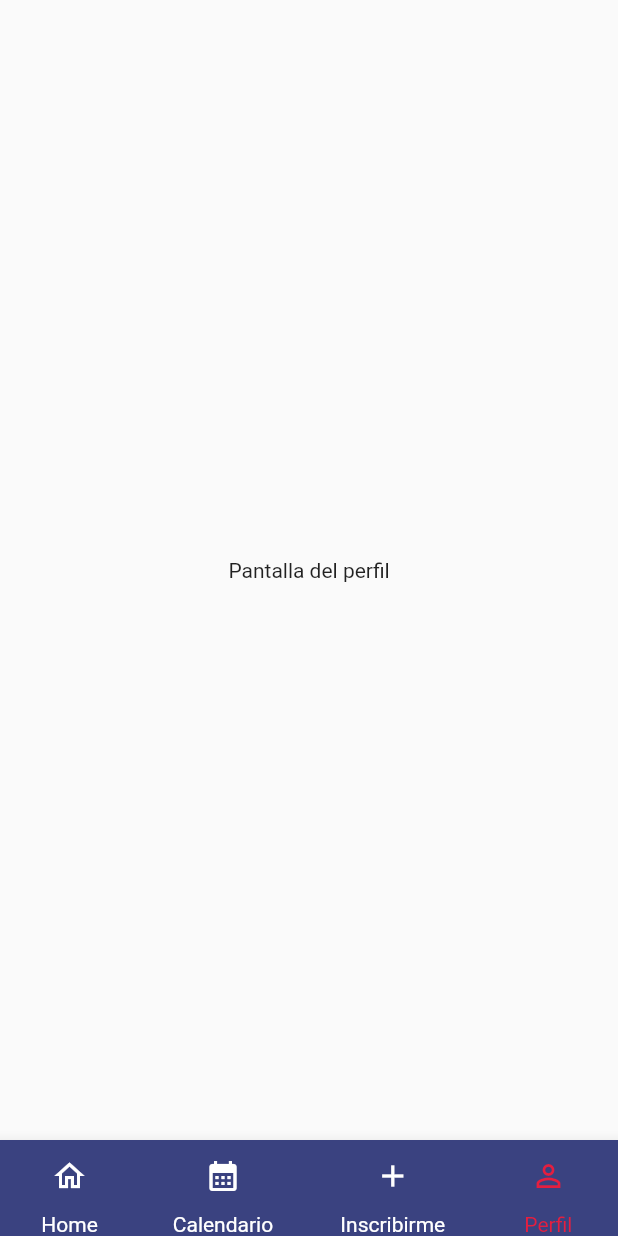
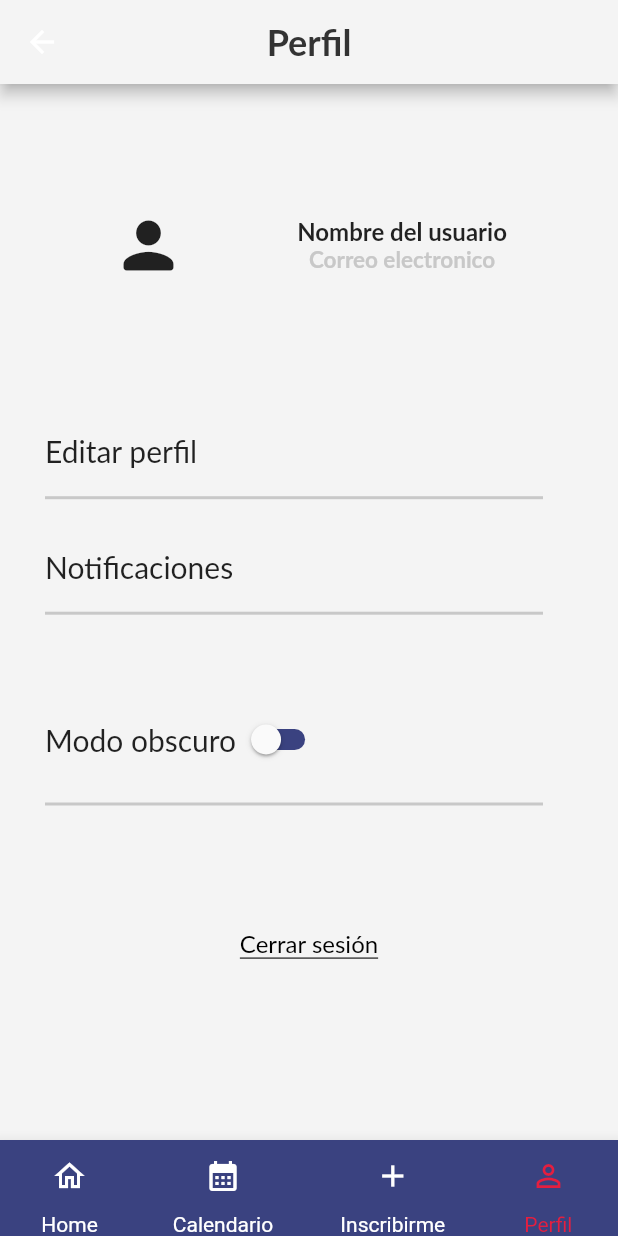
Before and after one commit to FERCKOO/soccer_management, a Flutter app: the LayoutBottomNavigatorBar screen opened by its route, item 4 of the bottom bar chosen, on a phone screen of 412 x 824 dp. Run offline on Flutter 3.47's test engine with Material 2 defaults, Android fonts, the phone set to English and light mode, and no system bars; our stand-ins replace awesome_dialog, date_field; missing offline and left inert: horizontal_calendar; Roboto replaces fonts that are missing (Lato).

Commit message:
Pantalla perfil, app responsiva y funcionamiento

```diff
--- /dev/null
+++ b/lib/Screens/profile.dart
@@ -0,0 +1,215 @@
+import 'package:flutter/material.dart';
+import 'package:soccer_management/Screens/logIn.dart';
+
+class PorfilePage extends StatelessWidget {
+  static String id = 'Porfile_Page';
+
+  @override
+  Widget build(BuildContext context) {
+    var sizeScreen = MediaQuery.of(context).size;
+
+    return SafeArea(
+      child: Scaffold(
+        backgroundColor: Color(0xffF4F4F4),
+        appBar: AppBar(
+          backgroundColor: Color(0xffF4F4F4),
+          /*
+         * Texto de inicio sesion
+        */
+          title: Text(
+            'Perfil',
+            textAlign: TextAlign.center,
+            style: TextStyle(
+              color: Color(0xFF333333),
+              fontSize: 24,
+              fontWeight: FontWeight.bold,
+              fontFamily: 'Lato',
+            ),
+          ),
+          centerTitle: true,
+        ),
+        body: Column(
+          children: [
+            SizedBox(
+              height: sizeScreen.height*.1,
+            ),
+
+            /**
+              * Zona de datos del usuario
+            */
+            Row(
+              mainAxisAlignment: MainAxisAlignment.spaceEvenly,
+              children: [
+                Icon(
+                  Icons.person_rounded,
+                  size: 50,
+                ),
+                Column(
+                  children: [
+                    Text(
+                      'Nombre del usuario',
+                      style: TextStyle(
+                          fontSize: 16,
+                          fontWeight: FontWeight.bold,
+                          fontFamily: 'Lato'),
+                    ),
+                    Text(
+                      'Correo electronico',
+                      style: TextStyle(
+                          color: Color(0xFFC8C8C8),
+                          fontSize: 15,
+                          fontWeight: FontWeight.bold,
+                          fontFamily: 'Lato'),
+                    )
+                  ],
+                ),
+              ],
+            ),
+            SizedBox(height: sizeScreen.height*.1),
+            /**
+               * Detector de gestos para click en el container
+               * Container con "editar perfil"
+               */
+            GestureDetector(
+              child: Container(
+                alignment: AlignmentDirectional.topStart,
+                margin: EdgeInsetsDirectional.only(start: 30, end: 50),
+                padding: EdgeInsets.symmetric(
+                  vertical: 18,
+                ),
+                decoration: BoxDecoration(
+                  border: Border(
+                    bottom: BorderSide(
+                      color: Color(0xFFC8C8C8),
+                      width: 2,
+                    ),
+                  ),
+                ),
+                child: Text(
+                  'Editar perfil',
+                  textAlign: TextAlign.left,
+                  style: TextStyle(fontSize: 20, fontFamily: 'Lato'),
+                ),
+              ),
+              onTap: () {
+                print('editar');
+              },
+            ),
+            SizedBox(height: 15),
+            /**
+               * Detector de gestos para click en el container
+               * Container con "Notificaciones"
+               */
+            GestureDetector(
+              child: Container(
+                alignment: AlignmentDirectional.topStart,
+                margin: EdgeInsetsDirectional.only(start: 30, end: 50),
+                padding: EdgeInsets.symmetric(vertical: 18),
+                decoration: BoxDecoration(
+                  border: Border(
+                    bottom: BorderSide(
+                      color: Color(0xFFC8C8C8),
+                      width: 2,
+                    ),
+                  ),
+                ),
+                child: Text(
+                  'Notificaciones',
+                  textAlign: TextAlign.left,
+                  style: TextStyle(fontSize: 20, fontFamily: 'Lato'),
+                ),
+              ),
+              onTap: () {
+                print('Notificaciones');
+              },
+            ),
+            SizedBox(height: sizeScreen.height*.05),
+            /**
+               * Container para el dark mode
+               */
+            Container(
+              alignment: AlignmentDirectional.topStart,
+              margin: EdgeInsetsDirectional.only(start: 30, end: 50),
+              padding: EdgeInsets.symmetric(vertical: 18),
+              decoration: BoxDecoration(
+                border: Border(
+                  bottom: BorderSide(
+                    color: Color(0xFFC8C8C8),
+                    width: 2,
+                  ),
+                ),
+              ),
+              child: Row(
+                children: [
+                  Text(
+                    'Modo obscuro',
+                    textAlign: TextAlign.left,
+                    style: TextStyle(fontSize: 20, fontFamily: 'Lato'),
+                  ),
+                  /**
+                   * Switch para activar el dark mode
+                  */
+                  _switch()
+
+                ],
+              ),
+            ),
+
+            /**
+                 * GestureDetector para detectar pulsacion
+                 * en el texto de "Cerrar sesion"
+                 */
+            Container(
+              margin: EdgeInsetsDirectional.only(
+                top: sizeScreen.height*.1
+              ),
+              child: GestureDetector(
+                // Detecta alguna accion en texto
+
+                child: const Text(
+                  'Cerrar sesión',
+                  style: TextStyle(
+                    fontFamily: 'Lato',
+                    fontSize: 16,
+                    color: Colors.black,
+                    decoration: TextDecoration.underline,
+                  ),
+                ),
+                onTap: (() {
+                  Navigator.of(context)
+                  .pushNamedAndRemoveUntil('${LogInPage.id}', (Route<dynamic> route) => false);
+                  print('Cerrar sesion');
+                }),
+              ),
+            ),
+          ],
+        ),
+      ),
+    );
+  }
+
+  void setState(Null Function() param0) {}
+}
+
+class _switch extends StatefulWidget {
+  @override
+  State<StatefulWidget> createState() => _switchState();
+}
+
+class _switchState extends State<_switch> {
+  bool _value = false;
+
+  @override
+  Widget build(BuildContext context) {
+    return Switch(
+        inactiveTrackColor: Color(0xFF3A4280),
+        activeTrackColor: Color(0xFF00002B),
+        value: _value,
+        onChanged: (value) {
+          setState(() {
+            _value = value;
+            print(value);
+          });
+        });
+  }
+}
--- a/lib/bottom_drawer_layout.dart
+++ b/lib/bottom_drawer_layout.dart
@@ -1,6 +1,7 @@
 import 'package:flutter/material.dart';
-import 'package:soccer_management/Screens/calendar.dart';
-import '../Screens/principal.dart';
+import 'Screens/calendar.dart';
+import 'Screens/profile.dart';
+import 'Screens/principal.dart';
 import 'Screens/joinTeam.dart';
 
 class LayoutBottomNavigatorBar extends StatefulWidget {
@@ -18,7 +19,7 @@ class _LayoutBottomNavigatorBarState extends State<LayoutBottomNavigatorBar> {
     PrincipalPage(),
     CalendarPage(),
     JoinTeamPage(),
-    Text('Pantalla del perfil')
+    PorfilePage()
   ];
 
   int _selectedIndex = 0;
--- a/lib/router/routes.dart
+++ b/lib/router/routes.dart
@@ -1,6 +1,8 @@
 import 'package:flutter/widgets.dart';
+import 'package:soccer_management/Screens/forgotpass.dart';
 import 'package:soccer_management/Screens/joinTeam.dart';
 import 'package:soccer_management/Screens/logIn.dart';
+import 'package:soccer_management/Screens/profile.dart';
 import '../bottom_drawer_layout.dart';
 import '../Screens/logup.dart';
 import '../Screens/notifications.dart';
@@ -9,9 +11,12 @@ import '../Screens/principal.dart';
 
 var customRoutes = <String, WidgetBuilder>{
   LayoutBottomNavigatorBar.id:(_) => LayoutBottomNavigatorBar(),
+
   LogUpPage.id:(_)=> LogUpPage(),
   LogInPage.id:(_)=> LogInPage(),
+  ForgotPassPage.id:(_)=> ForgotPassPage(),
   PrincipalPage.id:(_) => PrincipalPage(),
   CalendarPage.id:(_) => CalendarPage(),
   JoinTeamPage.id:(_) => JoinTeamPage(),
+  PorfilePage.id:(_) => PorfilePage()
 };
--- a/pubspec.yaml
+++ b/pubspec.yaml
@@ -33,6 +33,7 @@ dependencies:
   cupertino_icons: ^1.0.2
   filter_list: ^1.0.2
   horizontal_calendar: ^1.0.1
+  awesome_dialog: ^3.0.2
 
 dev_dependencies:
   flutter_test:
```
Also changed, not shown: lib/Screens/calendar.dart (+119 -87 lines), lib/Screens/changePass.dart (+10 -7 lines), lib/Screens/forgotpass.dart (+61 -22 lines), lib/Screens/joinTeam.dart (+7 -5 lines), lib/Screens/logIn.dart (+33 -20 lines), lib/Screens/logup.dart (+25 -12 lines), lib/Screens/principal.dart (+40 -36 lines), lib/main.dart (+2 -6 lines), Pantallas app/Listo/Perfil seq.png (renamed from Pantallas app/Perfil seq.png), pubspec.lock.
